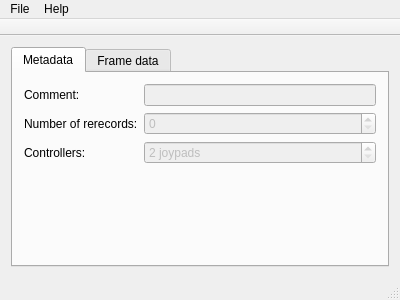
WST/gmvprop, file ui/app.ui: the form before one commit.
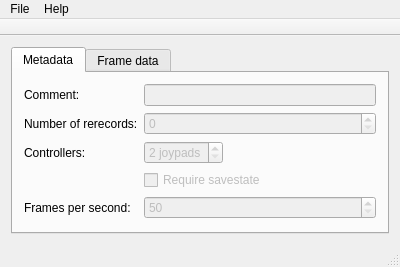
The form after the commit. Icons and pictures are not drawn.

What changed in the file:
```diff
--- a/ui/app.ui
+++ b/ui/app.ui
@@ -7,7 +7,7 @@
     <x>0</x>
     <y>0</y>
     <width>400</width>
-    <height>300</height>
+    <height>263</height>
    </rect>
   </property>
   <property name="windowTitle">
@@ -31,6 +31,13 @@
        <layout class="QVBoxLayout" name="verticalLayout">
         <item>
          <layout class="QGridLayout" name="gridLayout">
+          <item row="4" column="0">
+           <widget class="QLabel" name="label_5">
+            <property name="text">
+             <string>Frames per second:</string>
+            </property>
+           </widget>
+          </item>
           <item row="0" column="0">
            <widget class="QLabel" name="label">
             <property name="text">
@@ -73,6 +80,12 @@
             <property name="enabled">
              <bool>false</bool>
             </property>
+            <property name="sizePolicy">
+             <sizepolicy hsizetype="Maximum" vsizetype="Fixed">
+              <horstretch>0</horstretch>
+              <verstretch>0</verstretch>
+             </sizepolicy>
+            </property>
             <property name="suffix">
              <string> joypads</string>
             </property>
@@ -91,6 +104,32 @@
             </property>
            </widget>
           </item>
+          <item row="3" column="1">
+           <widget class="QCheckBox" name="savestate">
+            <property name="enabled">
+             <bool>false</bool>
+            </property>
+            <property name="text">
+             <string>Require savestate</string>
+            </property>
+           </widget>
+          </item>
+          <item row="4" column="1">
+           <widget class="QSpinBox" name="fps">
+            <property name="enabled">
+             <bool>false</bool>
+            </property>
+            <property name="minimum">
+             <number>50</number>
+            </property>
+            <property name="maximum">
+             <number>60</number>
+            </property>
+            <property name="singleStep">
+             <number>10</number>
+            </property>
+           </widget>
+          </item>
          </layout>
         </item>
         <item>
```
